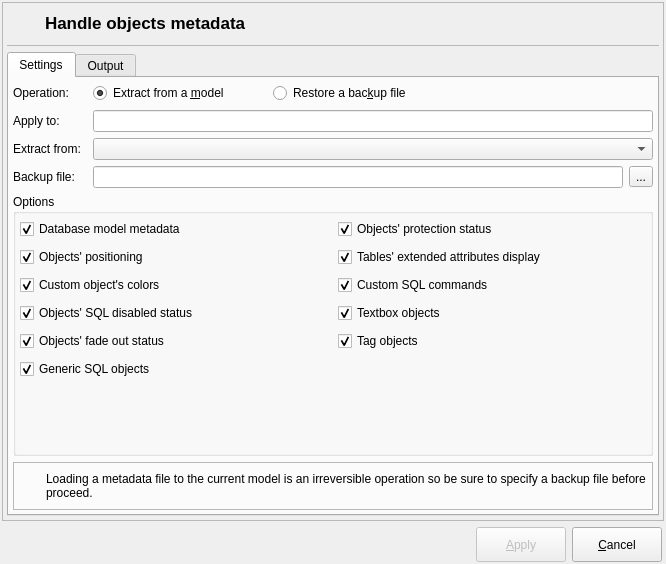
This is libpgmodeler_ui/ui/metadatahandlingform.ui in pgmodeler/pgmodeler as Qt 5 draws it before an edit. The edited form follows.
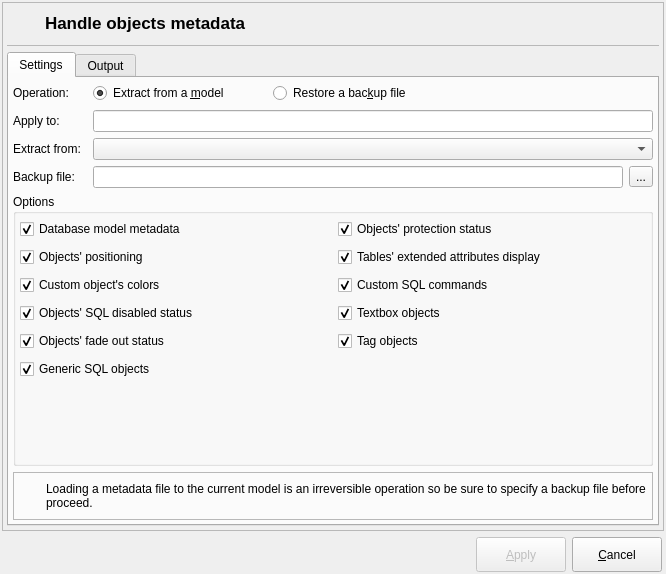
This is the edited form. Icons and pictures are not drawn.

Commit message: Minor improvements on DatabaseImportForm, ModelExportForm, ModelDatabaseDiffForm and MetadataHandlingForm to set the to toggle uniformRowsHeight  of the output tree at the start and the end of each process to avoid slowdowns and allow the items to be resized correctly when expanded

The edit to the form file:
```diff
--- a/libpgmodeler_ui/ui/metadatahandlingform.ui
+++ b/libpgmodeler_ui/ui/metadatahandlingform.ui
@@ -7,7 +7,7 @@
     <x>0</x>
     <y>0</y>
     <width>666</width>
-    <height>564</height>
+    <height>574</height>
    </rect>
   </property>
   <property name="windowTitle">
```
Left out of the diff: 2 changed lines with no effect on the pictures. The commit also changes 7 other files.
